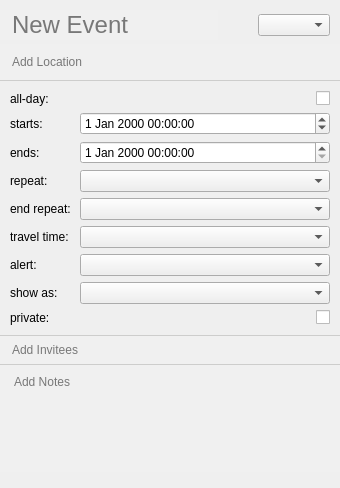
Old version of the form src/view/eventview.ui in the repository Toukaya/IntelliScheduler.
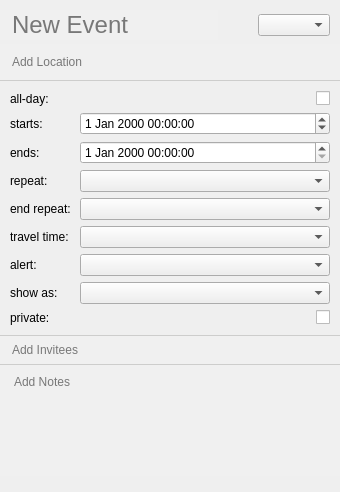
New version of the form.

Patch:
```diff
--- a/src/view/eventview.ui
+++ b/src/view/eventview.ui
@@ -7,7 +7,7 @@
     <x>0</x>
     <y>0</y>
     <width>340</width>
-    <height>488</height>
+    <height>492</height>
    </rect>
   </property>
   <property name="font">
```
Left out of the diff: 6 changed lines with no effect on the pictures.
